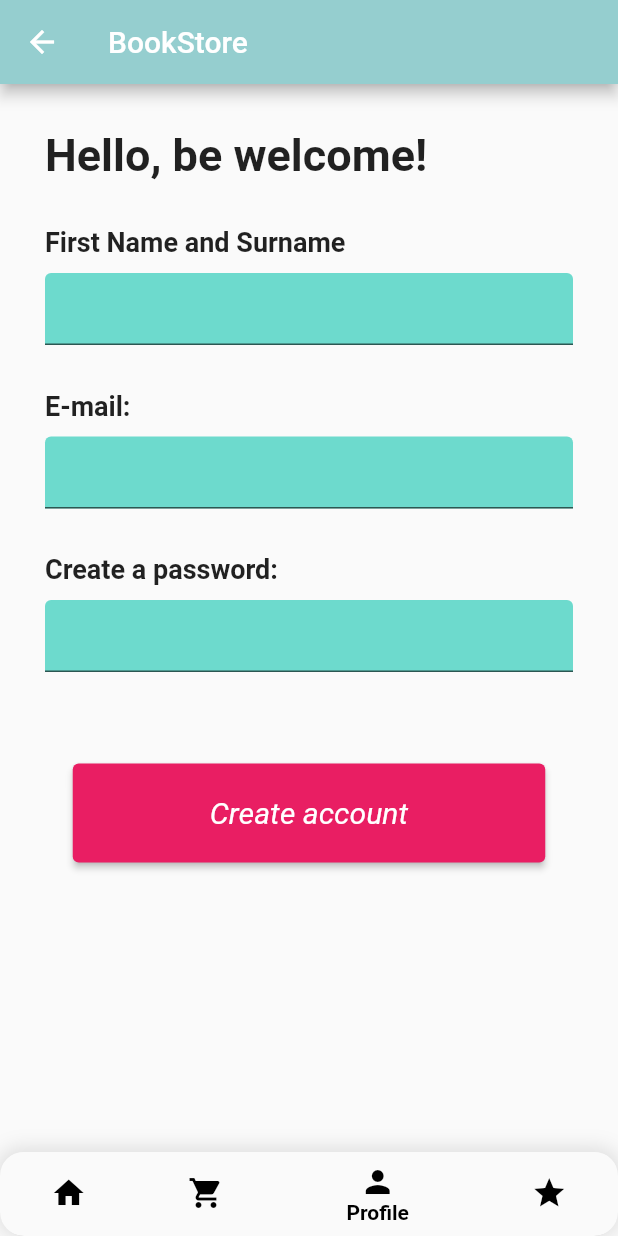
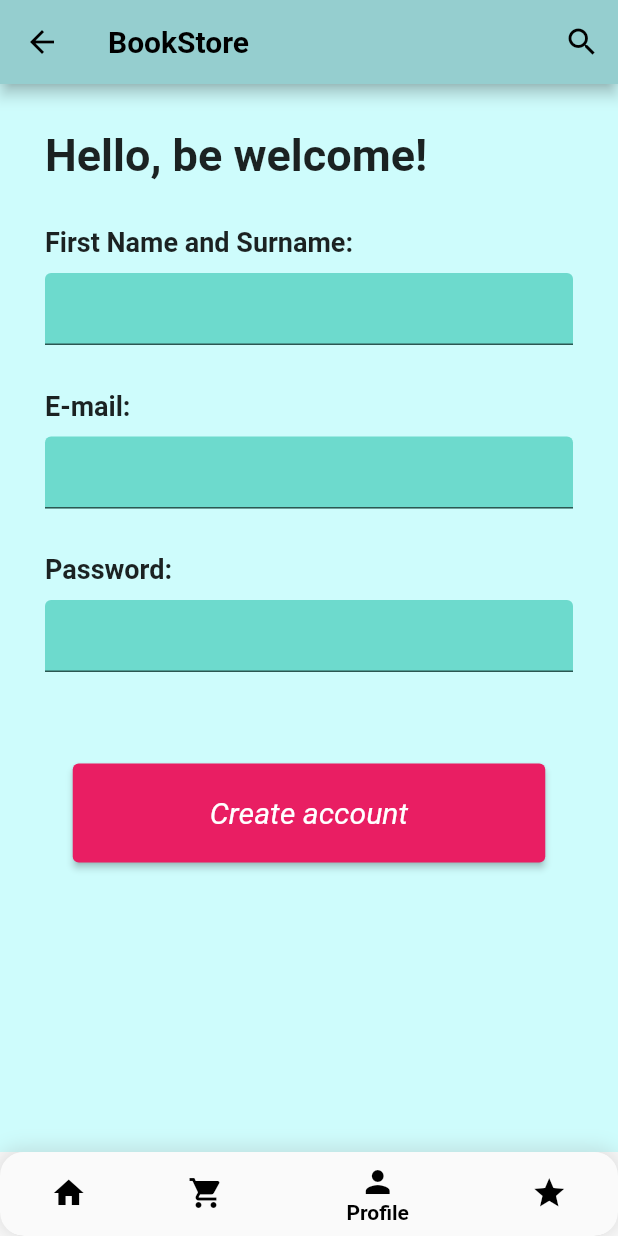
Before and after one commit to ErickBezerrar/miniprojetoPOO, a Flutter app: the screen it shows after launch, item 3 of the bottom bar chosen, on a phone screen of 412 x 824 dp. Run offline on Flutter 3.47's test engine with Material 2 defaults, Android fonts, the phone set to English and light mode, and no system bars; our stand-ins replace cached_network_image, flutter_hooks; network calls fail.

Commit message:
add estilização

```diff
--- a/miniprojeto/lib/code/cartPage.dart
+++ b/miniprojeto/lib/code/cartPage.dart
@@ -26,7 +26,7 @@ class _CartPageContentState extends State<CartPageContent> {
   @override
   Widget build(BuildContext context) {
     return Container(
-      color: Colors.grey[200],
+      color: Color.fromRGBO(206, 252, 252, 1.0),
       padding: EdgeInsets.symmetric(horizontal: 16),
       child: Column(
         crossAxisAlignment: CrossAxisAlignment.start,
@@ -46,7 +46,7 @@ class _CartPageContentState extends State<CartPageContent> {
                 style: ButtonStyle(
                   minimumSize: MaterialStateProperty.all<Size>(Size(315, 66)),
                   backgroundColor:
-                      MaterialStateProperty.all<Color>(Colors.pink),
+                    MaterialStateProperty.all<Color>(Colors.pink),
                   textStyle: MaterialStateProperty.all<TextStyle>(
                     TextStyle(fontSize: 20.0, fontStyle: FontStyle.italic),
                   ),
@@ -100,6 +100,7 @@ class _CartPageContentState extends State<CartPageContent> {
               IconButton(
                 onPressed: () => incrementQuantity(index),
                 icon: Icon(Icons.arrow_upward),
+                color: Colors.black,
               ),
               Text(
                 quantities[index].toString(),
--- a/miniprojeto/lib/code/newAccount.dart
+++ b/miniprojeto/lib/code/newAccount.dart
@@ -11,7 +11,9 @@ class _MyFormState extends State<MyForm> {
 
   @override
   Widget build(BuildContext context) {
-    return SingleChildScrollView(
+    return Scaffold(
+      backgroundColor: Color.fromRGBO(206, 252, 252, 1.0),
+      body: SingleChildScrollView(
         scrollDirection: Axis.vertical,
         child: Container(
           padding: EdgeInsets.all(30),
@@ -23,7 +25,7 @@ class _MyFormState extends State<MyForm> {
                 Text("Hello, be welcome!",
                   style: TextStyle(fontSize: 30, fontWeight: FontWeight.bold)),
                 SizedBox(height: 30),
-              Text("First Name and Surname",
+                Text("First Name and Surname:",
                   style: TextStyle(fontSize: 18, fontWeight: FontWeight.bold)),
                 SizedBox(height: 10),
                 TextFormField(
@@ -54,7 +56,7 @@ class _MyFormState extends State<MyForm> {
                   },
                 ),
                 SizedBox(height: 30),
-              Text("Create a password:",
+                Text("Password:",
                   style: TextStyle(fontSize: 18, fontWeight: FontWeight.bold)),
                 SizedBox(height: 10),
                 TextFormField(
@@ -93,6 +95,7 @@ class _MyFormState extends State<MyForm> {
             ),
           ),
         ),
+      ),
     );
   }
 }
--- a/miniprojeto/lib/main.dart
+++ b/miniprojeto/lib/main.dart
@@ -18,7 +18,7 @@ class MyApp extends StatelessWidget {
       theme: ThemeData(
         primarySwatch: Colors.blue,
         bottomNavigationBarTheme: BottomNavigationBarThemeData(
-          backgroundColor: Colors.white,
+          backgroundColor: Color.fromRGBO(149, 206, 207, 1.0),
           selectedItemColor: Colors.black,
           unselectedItemColor: Colors.black,
           selectedLabelStyle: TextStyle(fontWeight: FontWeight.bold),
@@ -73,8 +73,15 @@ class _HomePageState extends State<HomePage> with TickerProviderStateMixin {
   Widget build(BuildContext context) {
     return Scaffold(
       appBar: AppBar(
+        foregroundColor: Colors.black,
         backgroundColor: Color.fromRGBO(149, 206, 207, 1.0),
-        title: Text('BookStore'),
+        title: Text('BookStore', style: TextStyle(fontWeight: FontWeight.bold)),
+        actions: [IconButton(
+          icon: Icon(Icons.search, color: Colors.black, weight: 700),
+          onPressed: () {
+            //Ação do botão
+          })
+        ],
         leading: _currentIndex != 0
           ? IconButton(
               icon: Icon(Icons.arrow_back),
```
Also changed, not shown: miniprojeto/lib/code/description.dart (+24 -21 lines), miniprojeto/lib/code/favorites.dart (+3 -9 lines), miniprojeto/lib/code/homePage.dart (+2 -8 lines). Lines whose indentation alone changed are shown as unchanged.
